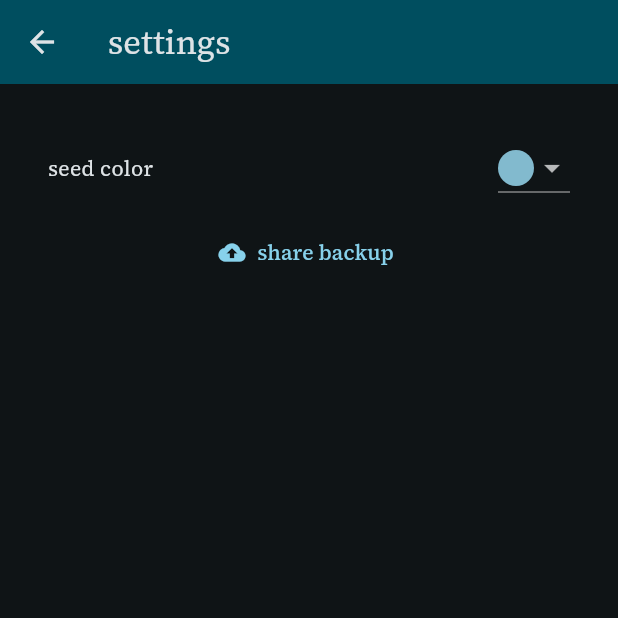
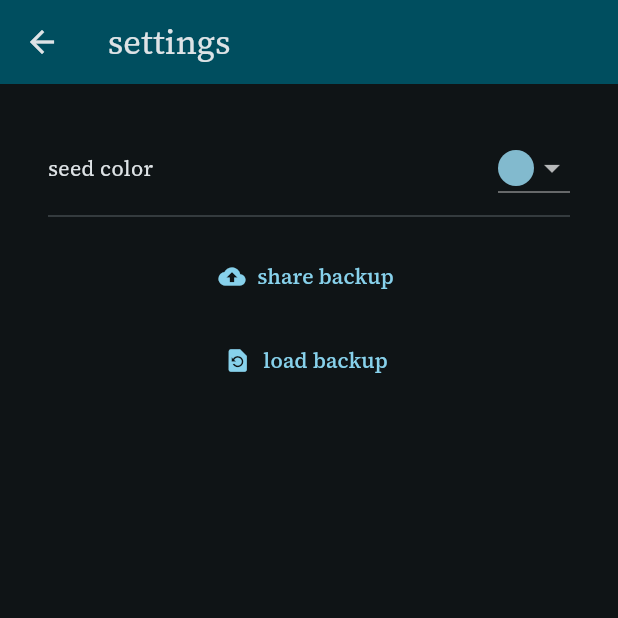
Before and after one commit to rlee2365/colora, a Flutter app: the screen it shows after launch, after a tap on the "settings" icon, on a phone screen of 412 x 824 dp, the top half of it. Run offline on Flutter 3.47's test engine with Material 3 defaults, Android fonts, the phone set to English and light mode, and no system bars; our stand-ins replace file_picker, google_fonts, objectbox, permission_handler, share_plus, shared_preferences; missing offline and left inert: audio_waveforms, flutter_archive, fuzzywuzzy, keyboard_visibility_pro; accounts and stored records are empty; generated files the repository leaves out were written again.

Commit message:
Implementing backup loading, fix section lyrics and colors not being saved

```diff
--- a/lib/core.dart
+++ b/lib/core.dart
@@ -9,9 +9,9 @@ import 'package:path/path.dart' as p;
 
 class ColoraCore extends ChangeNotifier {
   static const dbDir = 'Colora';
-  late final Store store;
-  late final Box<Project> projectBox;
-  late final Box<Section> sectionBox;
+  Store? store;
+  Box<Project>? projectBox;
+  Box<Section>? sectionBox;
   List<Project> projects = [];
   final waveformCache = WaveformCache();
   late final ColoraSettings settings;
@@ -28,6 +28,11 @@ class ColoraCore extends ChangeNotifier {
 
   Future<void> setupObjectBox() async {
     final docsDir = await getApplicationDocumentsDirectory();
+    projects.clear();
+    notifyListeners();
+    if (this.store != null) {
+      this.store!.close();
+    }
     final store = await openStore(directory: p.join(docsDir.path, dbDir));
     this.store = store;
     projectBox = store.box<Project>();
@@ -41,7 +46,7 @@ class ColoraCore extends ChangeNotifier {
   }
 
   void loadFromObjectBox() {
-    projects = projectBox.getAll();
+    projects = projectBox!.getAll();
     for (final project in projects) {
       project.core = this;
     }
@@ -54,7 +59,7 @@ class ColoraCore extends ChangeNotifier {
     project.setName(name);
     project.setAppLocalFilePath(appLocalFilePath);
     project.setDurMilliseconds(durMilliseconds);
-    project.id = projectBox.put(project);
+    project.id = projectBox!.put(project);
     project.core = this;
     projects.add(project);
     notifyListeners();
@@ -63,7 +68,7 @@ class ColoraCore extends ChangeNotifier {
 
   void deleteProject(Project project) {
     projects.remove(project);
-    projectBox.remove(project.id);
+    projectBox!.remove(project.id);
     notifyListeners();
   }
 }
--- a/lib/project_editor.dart
+++ b/lib/project_editor.dart
@@ -109,7 +109,7 @@ class _ProjectEditorState extends State<ProjectEditor> {
                   ),
                 ),
               ),
-              SizedBox(
+              const SizedBox(
                 height: 8.0,
               ),
               // Audio waveform
--- a/lib/section_lyrics.dart
+++ b/lib/section_lyrics.dart
@@ -34,7 +34,7 @@ class _SectionLyricsState extends State<SectionLyrics> {
   void initState() {
     super.initState();
     _lyricsController.text = widget.section.lyrics;
-    selectedColor = widget.section.color;
+    selectedColor = widget.section.getColor();
   }
 
   @override
@@ -60,7 +60,7 @@ class _SectionLyricsState extends State<SectionLyrics> {
                       "lyrics",
                       style: TextStyle(
                           fontWeight: FontWeight.bold,
-                          color: widget.section.color),
+                          color: widget.section.getColor()),
                     ),
 
                     const Spacer(),
@@ -96,7 +96,7 @@ class _SectionLyricsState extends State<SectionLyrics> {
                         setState(() {
                           // Assuming additional state is needed to track selected color
                           selectedColor = newColor!;
-                          section.color = newColor;
+                          section.setColor(newColor);
                         });
                       },
                       items: colors.map<DropdownMenuItem<Color>>((Color color) {
--- a/lib/section_overlay.dart
+++ b/lib/section_overlay.dart
@@ -81,14 +81,14 @@ class _SectionOverlayState extends State<SectionOverlay> {
                                         sectionBoundary.startMs) -
                                     SectionOverlay.sectionGapWidth,
                                 height: SectionOverlay.sectionBarHeight,
-                                color: section.color,
+                                color: section.getColor(),
                               ),
                             ),
                             Container(
                                 width: 1,
                                 height: widget.transportHeight +
                                     SectionOverlay.dragExtraMargin,
-                                color: section.color),
+                                color: section.getColor()),
                             Positioned(
                                 top: widget.transportHeight +
                                     SectionOverlay.dragExtraMargin -
@@ -98,7 +98,7 @@ class _SectionOverlayState extends State<SectionOverlay> {
                                   width: SectionOverlay.dragHandleDiameter / 2,
                                   height: SectionOverlay.dragHandleDiameter / 2,
                                   decoration: BoxDecoration(
-                                      color: section.color,
+                                      color: section.getColor(),
                                       borderRadius: BorderRadius.circular(
                                           SectionOverlay.dragHandleDiameter)),
                                 )),
--- a/lib/settings.dart
+++ b/lib/settings.dart
@@ -1,5 +1,6 @@
 import 'package:colora/core.dart';
 import 'package:colora/utils.dart';
+import 'package:file_picker/file_picker.dart';
 import 'package:flutter/material.dart';
 import 'package:path_provider/path_provider.dart';
 import 'package:provider/provider.dart';
@@ -89,6 +90,7 @@ class SettingsRouteState extends State<SettingsRoute> {
                 const SizedBox(height: 8.0),
               ],
             ),
+            const Divider(),
             const SizedBox(height: 8.0),
             TextButton.icon(
               icon: const Icon(Icons.backup),
@@ -102,6 +104,18 @@ class SettingsRouteState extends State<SettingsRoute> {
                       .createBackup(p.join(docsDir.path, backupName))),
                 ]);
               },
+            ),
+            const SizedBox(height: 8.0),
+            TextButton.icon(
+              icon: const Icon(Icons.restore_page),
+              label: const Text('load backup'),
+              onPressed: () async {
+                final file = await FilePicker.platform.pickFiles();
+                if (file != null) {
+                  final backupFile = file.files.single.path;
+                  await widget.core.backup.loadBackup(backupFile!);
+                }
+              },
             )
           ],
         ),
--- a/lib/waveform_cache.dart
+++ b/lib/waveform_cache.dart
@@ -2,12 +2,12 @@ import 'package:colora/models.dart';
 import 'package:colora/objectbox.g.dart';
 
 class WaveformCache {
-  late final Box<CachedWaveform> box;
+  Box<CachedWaveform>? box;
   final Map<(String, int), CachedWaveform> _cache = {};
 
   Future<void> setup(Store store) async {
     box = store.box<CachedWaveform>();
-    for (final cachedWaveform in box.getAll()) {
+    for (final cachedWaveform in box!.getAll()) {
       _cache[(cachedWaveform.fnv1aHash, cachedWaveform.noOfSamples)] =
           cachedWaveform;
     }
@@ -31,7 +31,7 @@ class WaveformCache {
     boxWaveform.noOfSamples = noOfSamples;
     boxWaveform.waveform = waveform;
     _cache[(fnv1aHash, noOfSamples)] = boxWaveform;
-    boxWaveform.id = box.put(boxWaveform);
+    boxWaveform.id = box!.put(boxWaveform);
     // print("Stored waveform: $fnv1aHash $noOfSamples");
     return boxWaveform;
   }
```
Also changed, not shown: lib/models.dart (+34 -12 lines), lib/objectbox-model.json (+6 -1 lines), lib/objectbox.g.dart.
